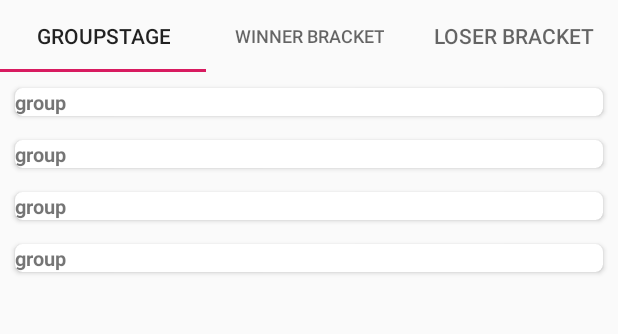
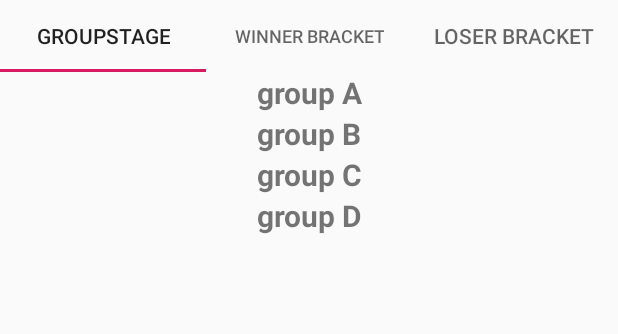
Before and after one commit to orieuxe/androidchamps, an Android app: the screen it shows after launch (MainActivity), on a phone screen of 412 x 824 dp, the part 84-418 px from its top. Run offline under Robolectric (Android 15) with nearby library versions, the phone set to English and light mode, and no system bars; our stand-ins replace RxJava; libraries missing offline, so code that uses them is left out: com.facebook.stetho; pictures from the network do not load; 9 statements that could not run were skipped.

Commit message:
feat(groupstage): update group stage on tournament change

```diff
--- a/app/src/main/java/android/eservices/webrequests/presentation/results/MainActivity.java
+++ b/app/src/main/java/android/eservices/webrequests/presentation/results/MainActivity.java
@@ -21,12 +21,16 @@ import androidx.lifecycle.Observer;
 import androidx.lifecycle.ViewModelProvider;
 import androidx.viewpager.widget.ViewPager;
 
+import java.util.ArrayList;
 import java.util.List;
+
+import io.reactivex.annotations.NonNull;
 
 public class MainActivity extends AppCompatActivity {
 
     private ViewPager viewPager;
     private TournamentSelectViewModel tournamentSelectViewModel;
+    private List<TournamentFragment> fragments = new ArrayList<>();
     private Toolbar toolbar;
     private static final String TOURNAMENT_ID = "tournamentId";
     private static final String TAG = "poggers";
@@ -47,6 +51,47 @@ public class MainActivity extends AppCompatActivity {
         int colorId = getResources().getIdentifier(getString(R.string.app_name)+tournamentId, "color", getPackageName());
         toolbar.setBackgroundColor(getResources().getColor(colorId));
         setSupportActionBar(toolbar);
+    }
+
+    private void setupViewPagerAndTabs() {
+        Bundle bundle = new Bundle();
+        bundle.putInt(TOURNAMENT_ID, getCurrentTournamentId());
+
+        viewPager = findViewById(R.id.tab_viewpager);
+
+        fragments.add(GroupstageFragment.newInstance());
+        fragments.add(WinnerBracketFragment.newInstance());
+        fragments.add(LoserBracketFragment.newInstance());
+        for(TournamentFragment fragment:fragments) {
+            fragment.setArguments(bundle);
+        }
+
+        viewPager.setAdapter(new FragmentPagerAdapter(
+            getSupportFragmentManager(),
+            FragmentPagerAdapter.BEHAVIOR_RESUME_ONLY_CURRENT_FRAGMENT
+        ) {
+            @NonNull
+            @Override
+            public Fragment getItem(int position) {
+                return fragments.get(position);
+            }
+
+            @Override
+            public CharSequence getPageTitle(int position) {
+                if (position == 0) {
+                    return GroupstageFragment.TAB_NAME;
+                }
+                if(position == 1){
+                    return WinnerBracketFragment.TAB_NAME;
+                }
+                return LoserBracketFragment.TAB_NAME;
+            }
+
+            @Override
+            public int getCount() {
+                return 3;
+            }
+        });
     }
 
     private void registerViewModels() {
@@ -73,53 +118,21 @@ public class MainActivity extends AppCompatActivity {
 
     @Override
     public boolean onOptionsItemSelected(MenuItem item) {
-        this.setCurrentTournamentId(item.getItemId());
-        this.updateToolBar();
+        if(item.getItemId() != getCurrentTournamentId())
+            onTournamentChange(item.getItemId());
         return super.onOptionsItemSelected(item);
     }
 
+    private void onTournamentChange(int tournamentId) {
+        setCurrentTournamentId(tournamentId);
+        updateToolBar();
+        updateFragments();
+    }
 
-    private void setupViewPagerAndTabs() {
-        viewPager = findViewById(R.id.tab_viewpager);
-
-        Bundle bundle = new Bundle();
-        bundle.putInt(TOURNAMENT_ID, getCurrentTournamentId());
-
-        final GroupstageFragment groupstageFragment = GroupstageFragment.newInstance();
-        groupstageFragment.setArguments(bundle);
-        final WinnerBracketFragment winnerBracketFragment = WinnerBracketFragment.newInstance();
-        winnerBracketFragment.setArguments(bundle);
-        final LoserBracketFragment loserBracketFragment = LoserBracketFragment.newInstance();
-        loserBracketFragment.setArguments(bundle);
-
-        viewPager.setAdapter(new FragmentPagerAdapter(getSupportFragmentManager()) {
-            @Override
-            public Fragment getItem(int position) {
-                if (position == 0) {
-                    return groupstageFragment;
-                }
-                if(position == 1){
-                    return winnerBracketFragment;
-                }
-                return loserBracketFragment;
-            }
-
-            @Override
-            public CharSequence getPageTitle(int position) {
-                if (position == 0) {
-                    return GroupstageFragment.TAB_NAME;
-                }
-                if(position == 1){
-                    return WinnerBracketFragment.TAB_NAME;
-                }
-                return LoserBracketFragment.TAB_NAME;
-            }
-
-            @Override
-            public int getCount() {
-                return 3;
-            }
-        });
+    private void updateFragments() {
+        for(TournamentFragment fragment:fragments) {
+            fragment.retrieveResults(getCurrentTournamentId());
+        }
     }
 
     private void setCurrentTournamentId(int tournamentId){
--- a/app/src/main/java/android/eservices/webrequests/presentation/results/TournamentFragment.java
+++ b/app/src/main/java/android/eservices/webrequests/presentation/results/TournamentFragment.java
@@ -13,6 +13,8 @@ public abstract class TournamentFragment extends Fragment {
     private static final String TOURNAMENT_ID = "tournamentId";
     protected int tournamentId;
 
+    public abstract void retrieveResults(int tournamentId);
+
     public View onCreateView(@NonNull LayoutInflater inflater, @Nullable ViewGroup container, @Nullable Bundle savedInstanceState) {
         super.onCreateView(inflater, container, savedInstanceState);
         this.tournamentId = getArguments().getInt(TOURNAMENT_ID);
--- a/app/src/main/java/android/eservices/webrequests/presentation/results/bracket/fragment/LoserBracketFragment.java
+++ b/app/src/main/java/android/eservices/webrequests/presentation/results/bracket/fragment/LoserBracketFragment.java
@@ -55,4 +55,9 @@ public class LoserBracketFragment extends TournamentFragment {
         recyclerView.setAdapter(matchAdapter);
         recyclerView.setLayoutManager(new LinearLayoutManager(getContext()));
     }
+
+    @Override
+    public void retrieveResults(int tournamentId) {
+
+    }
 }
--- a/app/src/main/java/android/eservices/webrequests/presentation/results/bracket/fragment/WinnerBracketFragment.java
+++ b/app/src/main/java/android/eservices/webrequests/presentation/results/bracket/fragment/WinnerBracketFragment.java
@@ -53,4 +53,9 @@ public class WinnerBracketFragment extends TournamentFragment {
         recyclerView.setAdapter(matchAdapter);
         recyclerView.setLayoutManager(new LinearLayoutManager(getContext()));
     }
+
+    @Override
+    public void retrieveResults(int tournamentId) {
+
+    }
 }
--- a/app/src/main/java/android/eservices/webrequests/presentation/results/groupstage/adapter/ParticipantAdapter.java
+++ b/app/src/main/java/android/eservices/webrequests/presentation/results/groupstage/adapter/ParticipantAdapter.java
@@ -51,8 +51,8 @@ public class ParticipantAdapter extends RecyclerView.Adapter<RecyclerView.ViewHo
             Player p = participant.getPlayer();
             twitchTextView.setText(p.getTwitch());
             usernameTextView.setText(p.getUsername());
-            pointsTextView.setText(String.valueOf(participant.getPoints())+ " points");
-            playedTextView.setText("played "+String.valueOf(participant.getPlayed()));
+            pointsTextView.setText(String.format("%s points", participant.getPoints()));
+            playedTextView.setText(String.format("played %s", participant.getPlayed()));
             Glide.with(v)
                     .load(p.getIconUrl())
                     .centerCrop()
@@ -71,7 +71,7 @@ public class ParticipantAdapter extends RecyclerView.Adapter<RecyclerView.ViewHo
         }
 
         void bind(Character group) {
-            groupTextView.setText("group "+group.toString());
+            groupTextView.setText(String.format("group %s", group.toString()));
         }
     }
 
--- a/app/src/main/java/android/eservices/webrequests/presentation/results/groupstage/fragment/GroupstageFragment.java
+++ b/app/src/main/java/android/eservices/webrequests/presentation/results/groupstage/fragment/GroupstageFragment.java
@@ -9,6 +9,7 @@ import android.eservices.webrequests.presentation.viewmodel.ParticipantViewModel
 import android.os.Bundle;
 import android.util.Log;
 import android.view.LayoutInflater;
+import android.view.MenuItem;
 import android.view.View;
 import android.view.ViewGroup;
 
@@ -19,6 +20,7 @@ import androidx.lifecycle.ViewModelProvider;
 import androidx.recyclerview.widget.LinearLayoutManager;
 import androidx.recyclerview.widget.RecyclerView;
 
+import java.util.ArrayList;
 import java.util.HashMap;
 import java.util.List;
 import java.util.Map;
@@ -29,6 +31,7 @@ public class GroupstageFragment extends TournamentFragment {
     public static final String TAG = "poggers";
     private static final char[] groups = "ABCD".toCharArray();
     private View rootView;
+    private ParticipantViewModel participantViewModel;
     private Map<Character, RecyclerView> recyclerViews = new HashMap<>();
 
     private GroupstageFragment() {}
@@ -49,7 +52,7 @@ public class GroupstageFragment extends TournamentFragment {
     public void onActivityCreated(@Nullable Bundle savedInstanceState) {
         super.onActivityCreated(savedInstanceState);
 
-        for (Character group: groups){
+        for (Character group : groups) {
             setupGroupRecyclerView(group);
         }
         registerViewModels();
@@ -60,23 +63,29 @@ public class GroupstageFragment extends TournamentFragment {
         RecyclerView recyclerView = rootView.findViewById(id);
         recyclerView.setAdapter(new ParticipantAdapter());
         recyclerView.setLayoutManager(new LinearLayoutManager(getContext()));
+        recyclerView.setNestedScrollingEnabled(false);
         recyclerViews.put(group, recyclerView);
     }
 
     private void registerViewModels() {
-    ParticipantViewModel participantViewModel = new ViewModelProvider(requireActivity(), FakeDependencyInjection.getViewModelFactory()).get(ParticipantViewModel.class);
-        for (Character group: groups){
-            participantViewModel.getParticipantsFrom(tournamentId, group).observe(getViewLifecycleOwner(), new Observer<List<Participant>>() {
+        participantViewModel = new ViewModelProvider(requireActivity(), FakeDependencyInjection.getViewModelFactory()).get(ParticipantViewModel.class);
+        retrieveResults(tournamentId);
+    }
+
+    @Override
+    public void retrieveResults(int tournamentId) {
+        for (Character g: groups){
+            ParticipantAdapter adapter = (ParticipantAdapter) recyclerViews.get(g).getAdapter();
+            adapter.bindViewModels(new ArrayList<Participant>(), g);
+            participantViewModel.getParticipantsFrom(tournamentId, g).observe(getViewLifecycleOwner(), new Observer<List<Participant>>() {
                 @Override
                 public void onChanged(List<Participant> participants) {
-                    Character group = 'A';
-                    if (participants.size() > 0) {
-                        group = participants.get(0).getGroupe();
-                    }
+                    if (participants.isEmpty()) return;
+                    Character group = participants.get(0).getGroupe();
                     ParticipantAdapter adapter = (ParticipantAdapter) recyclerViews.get(group).getAdapter();
                     adapter.bindViewModels(participants, group);
                 }
             });
-        };
+        }
     }
 }
--- /dev/null
+++ b/app/src/main/res/drawable/divider8p.xml
@@ -0,0 +1,5 @@
+<?xml version="1.0" encoding="utf-8"?>
+<shape xmlns:android="http://schemas.android.com/apk/res/android" android:shape="rectangle">
+    <solid android:color="#00FFFFFF"/>
+    <size android:width="8dp" android:height="16dp"/>
+</shape>
--- a/app/src/main/res/layout/fragment_groupstage.xml
+++ b/app/src/main/res/layout/fragment_groupstage.xml
@@ -1,38 +1,32 @@
 <?xml version="1.0" encoding="utf-8"?>
-<LinearLayout
+<ScrollView xmlns:android="http://schemas.android.com/apk/res/android"
     android:layout_width="match_parent"
     android:layout_height="match_parent"
-    xmlns:android="http://schemas.android.com/apk/res/android">
-    <ScrollView
-        android:layout_width="match_parent"
-        android:layout_height="match_parent">
+    android:showDividers="middle"
+    android:divider="@drawable/divider8p">
     <LinearLayout
         android:layout_width="match_parent"
         android:layout_height="wrap_content"
         android:orientation="vertical">
+
         <androidx.recyclerview.widget.RecyclerView
             android:id="@+id/group_A"
             android:layout_width="match_parent"
-                android:layout_height="wrap_content"
-                android:layout_marginTop="5dp"/>
+            android:layout_height="wrap_content"/>
 
         <androidx.recyclerview.widget.RecyclerView
             android:id="@+id/group_B"
             android:layout_width="match_parent"
-                android:layout_height="wrap_content"
-                android:layout_marginTop="5dp"/>
+            android:layout_height="wrap_content"/>
 
         <androidx.recyclerview.widget.RecyclerView
             android:id="@+id/group_C"
             android:layout_width="match_parent"
-                android:layout_height="wrap_content"
-                android:layout_marginTop="5dp" />
+            android:layout_height="wrap_content"/>
 
         <androidx.recyclerview.widget.RecyclerView
             android:id="@+id/group_D"
             android:layout_width="match_parent"
-                android:layout_height="wrap_content"
-                android:layout_marginTop="5dp" />
+            android:layout_height="wrap_content"/>
     </LinearLayout>
 </ScrollView>
-</LinearLayout>
--- a/app/src/main/res/layout/item_header.xml
+++ b/app/src/main/res/layout/item_header.xml
@@ -1,21 +1,15 @@
 <?xml version="1.0" encoding="utf-8"?>
-<androidx.cardview.widget.CardView xmlns:android="http://schemas.android.com/apk/res/android"
-    xmlns:app="http://schemas.android.com/apk/res-auto"
+<FrameLayout xmlns:android="http://schemas.android.com/apk/res/android"
     android:layout_width="match_parent"
     android:layout_height="wrap_content"
-    android:layout_marginLeft="10dp"
-    android:layout_marginTop="5dp"
-    android:layout_marginRight="10dp"
-    android:layout_marginBottom="5dp"
-    app:cardCornerRadius="5dp"
-    app:cardElevation="2dp">
+    android:gravity="center_horizontal">
+
 
     <TextView
         android:id="@+id/group_name"
-        android:layout_width="wrap_content"
+        android:layout_width="match_parent"
         android:layout_height="wrap_content"
-        android:textSize="13sp"
+        android:textSize="20sp"
         android:textStyle="bold"
         android:gravity="center"/>
-
-</androidx.cardview.widget.CardView>
+</FrameLayout>
```
Lines whose indentation alone changed are shown as unchanged.
